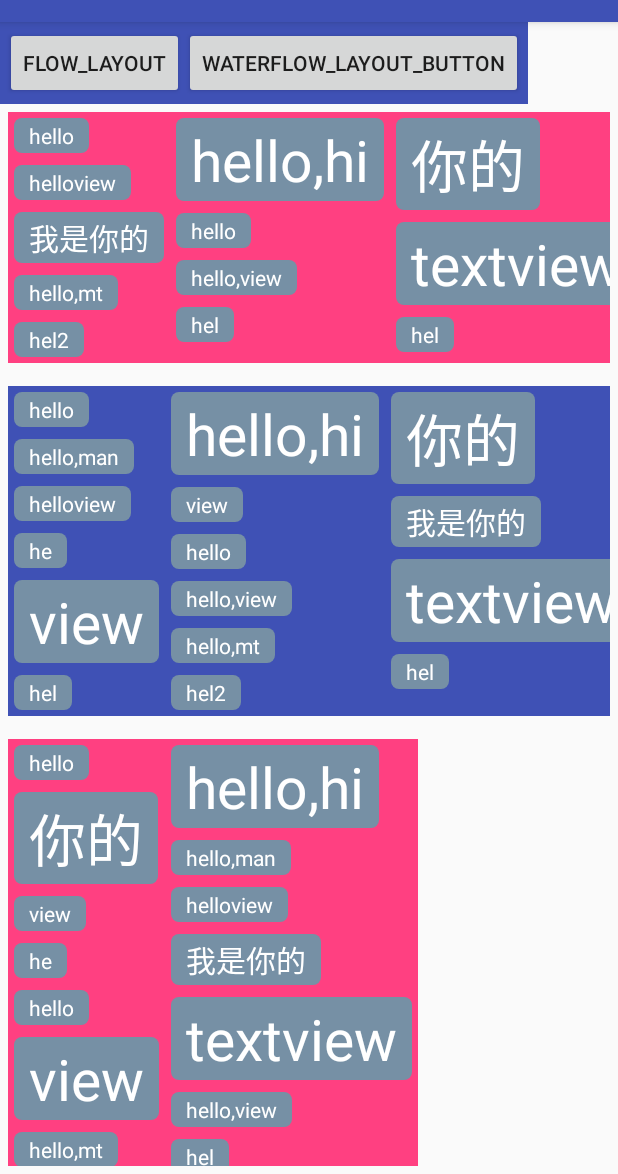
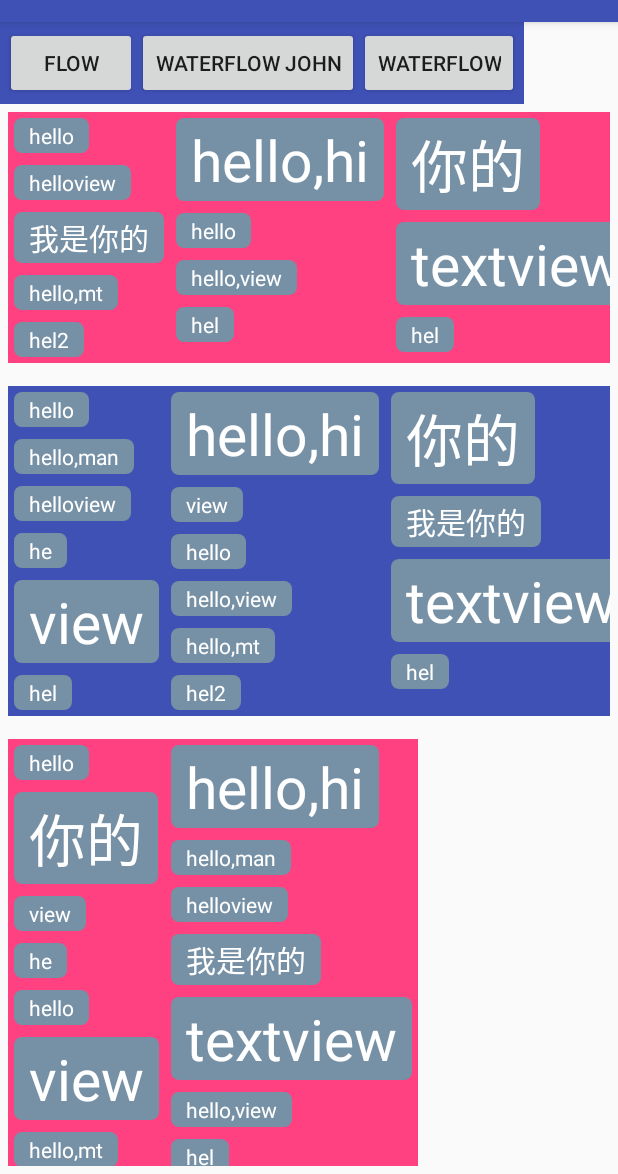
Before and after one commit to chiyuelaochao/CustomUI, an Android app: the screen it shows after launch (FlowLayoutActivity before the commit, LayoutActivity after it), after a tap on "LAYOUT", on a phone screen of 412 x 824 dp, the part 62-1236 px from its top. Run offline under Robolectric (Android 15) with nearby library versions, the phone set to English and light mode, and no system bars.

Commit message:
Update WaterfallJohnLayout

```diff
--- a/app/src/main/AndroidManifest.xml
+++ b/app/src/main/AndroidManifest.xml
@@ -18,7 +18,7 @@
             </intent-filter>
         </activity>
         <activity
-            android:name=".FlowLayoutActivity"
+            android:name=".LayoutActivity"
             android:launchMode="singleTask"/>
         <activity android:name=".XferModeActivity">
         </activity>
@@ -30,6 +30,8 @@
         </activity>
         <activity android:name=".SearchViewActivity">
         </activity>
+        <activity android:name=".PaintActivity">
+        </activity>
     </application>
 
 </manifest>
--- a/app/src/main/java/com/caiwei/customui/FlowLayoutActivity.java
+++ /dev/null
@@ -1,20 +0,0 @@
-package com.caiwei.customui;
-
-import android.os.Bundle;
-import android.support.v7.app.AppCompatActivity;
-
-/**
- * Created by Cai Wei on 5/6/2017.
- */
-
-public class FlowLayoutActivity extends AppCompatActivity {
-
-    @Override
-    protected void onCreate(Bundle savedInstanceState) {
-        super.onCreate(savedInstanceState);
-        setContentView(R.layout.activity_flow_layout);
-        InitViews initViews = new InitViews();
-        initViews.initButtonAndLayout(this, R.id.flow_layout_button, R.id.flow_layout);
-        initViews.initButtonAndLayout(this, R.id.waterflow_layout_button, R.id.waterflow_layout);
-    }
-}
--- a/app/src/main/java/com/caiwei/customui/MainActivity.java
+++ b/app/src/main/java/com/caiwei/customui/MainActivity.java
@@ -18,6 +18,7 @@ public class MainActivity extends AppCompatActivity implements View.OnClickListe
         super.onCreate(savedInstanceState);
         setContentView(R.layout.activity_main);
         findViewById(R.id.flow_layout_button).setOnClickListener(this);
+        findViewById(R.id.paint_button).setOnClickListener(this);
         findViewById(R.id.xfer_mode_button).setOnClickListener(this);
 
         findViewById(R.id.mask_filter_button).setOnClickListener(this);
@@ -30,7 +31,10 @@ public class MainActivity extends AppCompatActivity implements View.OnClickListe
     public void onClick(View v) {
         switch (v.getId()) {
             case R.id.flow_layout_button:
-                goToPage(FlowLayoutActivity.class);
+                goToPage(LayoutActivity.class);
+                break;
+            case R.id.paint_button:
+                goToPage(PaintActivity.class);
                 break;
             case R.id.xfer_mode_button:
                 goToPage(XferModeActivity.class);
--- a/app/src/main/res/layout/activity_flow_layout.xml
+++ b/app/src/main/res/layout/activity_layout.xml
@@ -22,13 +22,19 @@
                 android:id="@+id/flow_layout_button"
                 android:layout_width="wrap_content"
                 android:layout_height="wrap_content"
-                android:text="flow_layout"/>
+                android:text="flow"/>
+
+            <Button
+                android:id="@+id/waterflow_john_layout_button"
+                android:layout_width="wrap_content"
+                android:layout_height="wrap_content"
+                android:text="waterflow john"/>
 
             <Button
                 android:id="@+id/waterflow_layout_button"
                 android:layout_width="wrap_content"
                 android:layout_height="wrap_content"
-                android:text="waterflow_layout_button"/>
+                android:text="waterflow"/>
         </LinearLayout>
     </HorizontalScrollView>
 
@@ -108,6 +114,31 @@
                 android:text="hel2"/>
 
         </com.caiwei.customui.layout.FlowLayout>
+
+        <LinearLayout
+            android:id="@+id/waterflow_john_layout"
+            android:layout_width="match_parent"
+            android:layout_height="match_parent"
+            android:orientation="vertical"
+            android:visibility="gone">
+
+            <Button
+                android:id="@+id/add_btn"
+                android:layout_width="match_parent"
+                android:layout_height="wrap_content"
+                android:text="添加图片"/>
+
+            <ScrollView
+                android:layout_width="match_parent"
+                android:layout_height="match_parent">
+
+                <com.caiwei.customui.layout.WaterfallJohnLayout
+                    android:id="@+id/waterfallLayout"
+                    android:layout_width="wrap_content"
+                    android:layout_height="match_parent"/>
+
+            </ScrollView>
+        </LinearLayout>
 
         <LinearLayout
             android:id="@+id/waterflow_layout"
```
Also changed, not shown: app/src/main/java/com/caiwei/customui/LayoutActivity.java (added, +70 -0 lines), app/src/main/java/com/caiwei/customui/PaintActivity.java (added, +13 -0 lines), app/src/main/java/com/caiwei/customui/layout/WaterfallJohnLayout.java (added, +188 -0 lines), app/src/main/res/layout/activity_main.xml (+14 -0 lines), app/src/main/res/layout/activity_paint.xml (added, +10 -0 lines), app/src/main/res/drawable-hdpi/pic_1.jpeg (added), app/src/main/res/drawable-hdpi/pic_2.jpeg (added), app/src/main/res/drawable-hdpi/pic_3.jpeg (added), app/src/main/res/drawable-hdpi/pic_4.jpeg (added), app/src/main/res/drawable-hdpi/pic_5.jpeg (added).
